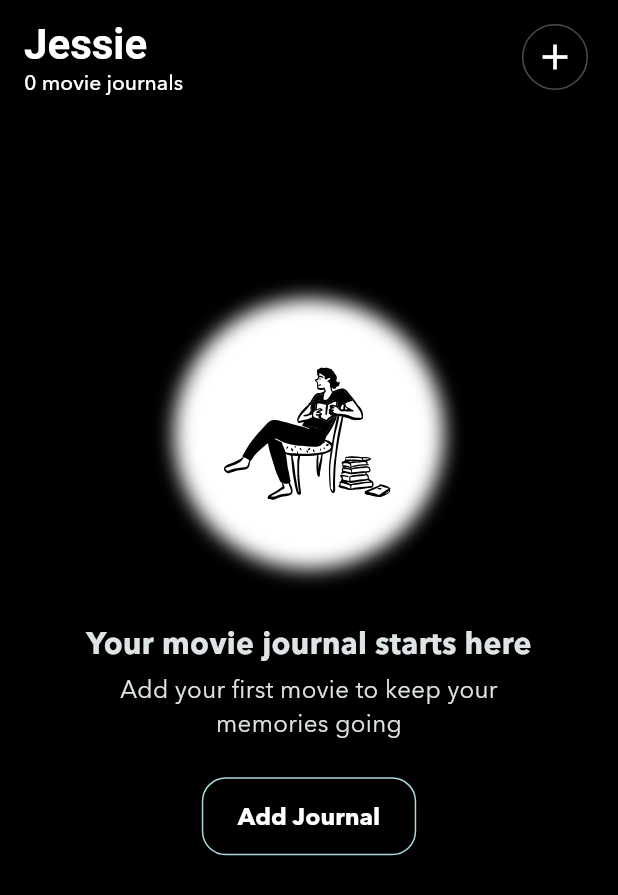
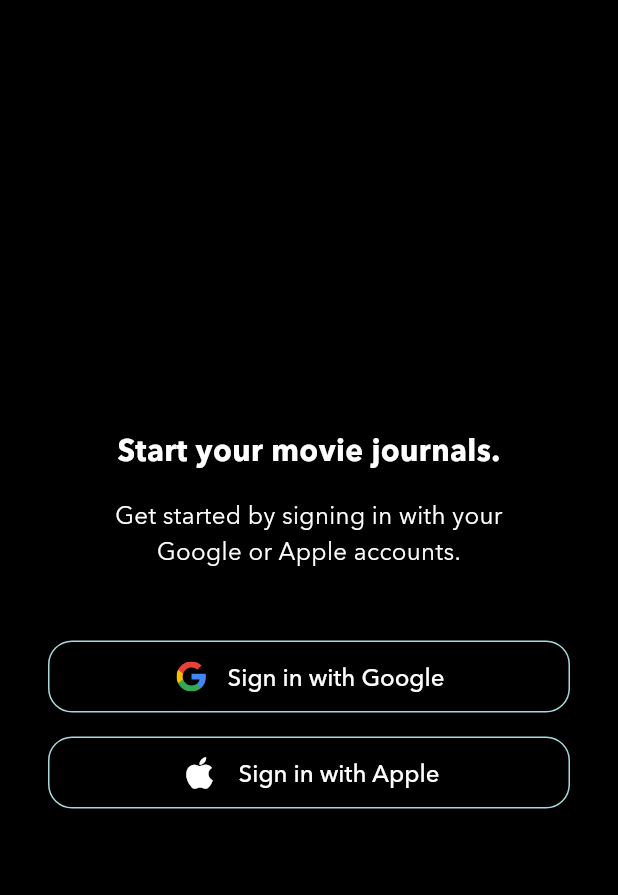
Before and after one commit to isaackwok/movie_journal, a Flutter app: the screen it shows after launch, on a phone screen of 412 x 824 dp. Shown: the top 895 px of the screen. Run offline on Flutter 3.47's test engine with Material 3 defaults, Android fonts, the phone set to English and light mode, and no system bars; our stand-ins replace cloud_firestore, dio, firebase_auth, firebase_core, flutter_dotenv, flutter_riverpod and 7 more; accounts and stored records are empty.

Commit message:
feat: finish register user

```diff
--- a/lib/features/home/screens/home.dart
+++ b/lib/features/home/screens/home.dart
@@ -1,3 +1,4 @@
+import 'package:firebase_auth/firebase_auth.dart';
 import 'package:flutter/material.dart';
 import 'package:flutter_riverpod/flutter_riverpod.dart';
 import 'package:google_fonts/google_fonts.dart';
@@ -5,12 +6,73 @@ import 'package:movie_journal/features/home/widgets/add_movie_button.dart';
 import 'package:movie_journal/features/home/widgets/empty_placeholder.dart';
 import 'package:movie_journal/features/home/widgets/journals_list.dart';
 import 'package:movie_journal/features/journal/controllers/journals.dart';
+import 'package:movie_journal/features/login/screens/login.dart';
+import 'package:movie_journal/features/login/screens/create_user.dart';
+import 'package:movie_journal/firebase_manager.dart';
+import 'package:movie_journal/firestore_manager.dart';
+
+/// Provider that streams Firebase authentication state changes
+/// Returns the current User or null if not authenticated
+final authStateProvider = StreamProvider<User?>((ref) {
+  final firebaseManager = FirebaseManager();
+  return firebaseManager.authStateChanges;
+});
 
 class HomeScreen extends ConsumerWidget {
   const HomeScreen({super.key});
 
   @override
   Widget build(BuildContext context, WidgetRef ref) {
+    final authState = ref.watch(authStateProvider);
+
+    // Show loading while checking auth state
+    return authState.when(
+      data: (user) {
+        // If user is not logged in, show LoginScreen
+        if (user == null) {
+          return const LoginScreen();
+        }
+
+        // Check if user document exists in Firestore
+        return FutureBuilder<bool>(
+          future: FirestoreManager().userExists(user.uid),
+          builder: (context, snapshot) {
+            // Still loading user existence check
+            if (snapshot.connectionState == ConnectionState.waiting) {
+              return const Scaffold(
+                body: Center(child: CircularProgressIndicator()),
+              );
+            }
+
+            // Error checking user existence
+            if (snapshot.hasError) {
+              return Scaffold(
+                body: Center(
+                  child: Text('Error checking user: ${snapshot.error}'),
+                ),
+              );
+            }
+
+            // User document doesn't exist - show CreateUserScreen
+            if (snapshot.data == false) {
+              return const CreateUserScreen();
+            }
+
+            // User exists - show home screen
+            return _buildHomeScreen(context, ref, user);
+          },
+        );
+      },
+      loading:
+          () =>
+              const Scaffold(body: Center(child: CircularProgressIndicator())),
+      error:
+          (error, stack) =>
+              Scaffold(body: Center(child: Text('Error: $error'))),
+    );
+  }
+
+  Widget _buildHomeScreen(BuildContext context, WidgetRef ref, User user) {
     final journals = ref.watch(journalsControllerProvider).journals;
     return Scaffold(
       backgroundColor: Theme.of(context).colorScheme.surface,
--- /dev/null
+++ b/lib/features/login/screens/login.dart
@@ -0,0 +1,169 @@
+import 'package:flutter/material.dart';
+import 'package:flutter_svg/svg.dart';
+import 'package:movie_journal/firebase_manager.dart';
+
+class LoginScreen extends StatefulWidget {
+  const LoginScreen({super.key});
+
+  @override
+  State<LoginScreen> createState() => _LoginScreenState();
+}
+
+class _LoginScreenState extends State<LoginScreen> {
+  bool _isLoading = false;
+
+  Future<void> _signInWithGoogle() async {
+    setState(() => _isLoading = true);
+    try {
+      await FirebaseManager.signInWithGoogle();
+    } catch (e) {
+      // handle error
+    } finally {
+      if (mounted) {
+        setState(() => _isLoading = false);
+      }
+    }
+  }
+
+  Future<void> _signInWithApple() async {
+    setState(() => _isLoading = true);
+    try {
+      await FirebaseManager.signInWithApple();
+    } catch (e) {
+      // handle error
+    } finally {
+      if (mounted) {
+        setState(() => _isLoading = false);
+      }
+    }
+  }
+
+  @override
+  Widget build(BuildContext context) {
+    return Scaffold(
+      backgroundColor: Colors.black,
+      body: SafeArea(
+        child: Padding(
+          padding: const EdgeInsets.symmetric(horizontal: 32.0),
+          child: Column(
+            mainAxisAlignment: MainAxisAlignment.center,
+            children: [
+              const Spacer(),
+              // Title
+              const Text(
+                'Start your movie journals.',
+                style: TextStyle(
+                  color: Colors.white,
+                  fontSize: 20,
+                  fontWeight: FontWeight.w600,
+                  height: 1.5,
+                  fontFamily: 'AvenirNext',
+                ),
+                textAlign: TextAlign.center,
+              ),
+              const SizedBox(height: 16),
+              // Subtitle
+              const Text(
+                'Get started by signing in with your\nGoogle or Apple accounts.',
+                style: TextStyle(
+                  color: Colors.white,
+                  fontSize: 16,
+                  height: 1.5,
+                  fontFamily: 'AvenirNext',
+                ),
+                textAlign: TextAlign.center,
+              ),
+              const SizedBox(height: 48),
+              // Sign in with Google button
+              _SignInButton(
+                disabled: _isLoading,
+                onPressed: _signInWithGoogle,
+                icon: SvgPicture.asset('assets/images/google_icon.svg'),
+                label: 'Sign in with Google',
+              ),
+              const SizedBox(height: 16),
+              // Sign in with Apple button
+              _SignInButton(
+                disabled: _isLoading,
+                onPressed: _signInWithApple,
+                icon: const Icon(Icons.apple, color: Colors.white, size: 28),
+                label: 'Sign in with Apple',
+              ),
+              const Spacer(),
+              // Loading indicator
+              // if (_isLoading)
+              //   const Padding(
+              //     padding: EdgeInsets.only(bottom: 32.0),
+              //     child: CircularProgressIndicator(color: Colors.white),
+              //   )
+              // else
+              //   const SizedBox(height: 32),
+            ],
+          ),
+        ),
+      ),
+    );
+  }
+}
+
+class _SignInButton extends StatelessWidget {
+  final VoidCallback? onPressed;
+  final Widget icon;
+  final String label;
+  final bool disabled;
+
+  const _SignInButton({
+    required this.onPressed,
+    required this.icon,
+    required this.label,
+    required this.disabled,
+  });
+
+  @override
+  Widget build(BuildContext context) {
+    return SizedBox(
+      width: double.infinity,
+      height: 48,
+      child: ElevatedButton(
+        onPressed: disabled ? null : onPressed,
+        style: ButtonStyle(
+          overlayColor: WidgetStateProperty.all(Color(0xFFA8DADD)),
+          backgroundColor: WidgetStateProperty.all(Colors.transparent),
+          side: WidgetStateProperty.resolveWith((states) {
+            if (states.contains(WidgetState.disabled)) {
+              return BorderSide(
+                color: Color(0xFFA8DADD).withAlpha(76),
+                width: 1,
+              );
+            }
+            return BorderSide(color: Color(0xFFA8DADD), width: 1);
+          }),
+          textStyle: WidgetStateProperty.all(
+            const TextStyle(
+              fontSize: 16,
+              fontWeight: FontWeight.w500,
+              fontFamily: 'AvenirNext',
+            ),
+          ),
+          foregroundColor: WidgetStateProperty.resolveWith((states) {
+            if (states.contains(WidgetState.disabled)) {
+              return Colors.white.withAlpha(76);
+            }
+            return Colors.white;
+          }),
+          shape: WidgetStateProperty.all(
+            RoundedRectangleBorder(borderRadius: BorderRadius.circular(16)),
+          ),
+          padding: WidgetStateProperty.all(
+            const EdgeInsets.symmetric(horizontal: 12, vertical: 8),
+          ),
+          splashFactory: NoSplash.splashFactory,
+        ),
+        child: Row(
+          mainAxisAlignment: MainAxisAlignment.center,
+          children: [icon, const SizedBox(width: 12), Text(label)],
+        ),
+      ),
+    );
+  }
+}
--- a/lib/firebase_manager.dart
+++ b/lib/firebase_manager.dart
@@ -7,10 +7,10 @@ class FirebaseManager {
   static final FirebaseAuth _auth = FirebaseAuth.instance;
 
   /// Get the current user
-  static User? get currentUser => _auth.currentUser;
+  User? get currentUser => _auth.currentUser;
 
   /// Stream of auth state changes
-  static Stream<User?> get authStateChanges => _auth.authStateChanges();
+  Stream<User?> get authStateChanges => _auth.authStateChanges();
 
   /// Sign in with Apple using Firebase Auth
   ///
@@ -169,7 +169,7 @@ class FirebaseManager {
   }
 
   /// Sign out the current user
-  Future<void> signOut() async {
+  static Future<void> signOut() async {
     await _auth.signOut();
   }
 
--- a/lib/main.dart
+++ b/lib/main.dart
@@ -3,7 +3,6 @@ import 'package:flutter/material.dart';
 import 'package:flutter_dotenv/flutter_dotenv.dart';
 import 'package:flutter_riverpod/flutter_riverpod.dart';
 import 'package:movie_journal/features/home/screens/home.dart';
-import 'package:movie_journal/firebase_manager.dart';
 import 'package:movie_journal/shared_preferences_manager.dart';
 import 'package:movie_journal/themes.dart';
 import 'package:firebase_core/firebase_core.dart';
```
Also changed, not shown: lib/features/login/screens/create_user.dart (added, +288 -0 lines), lib/firestore_manager.dart (+60 -0 lines), assets/images/google_icon.svg (added).
